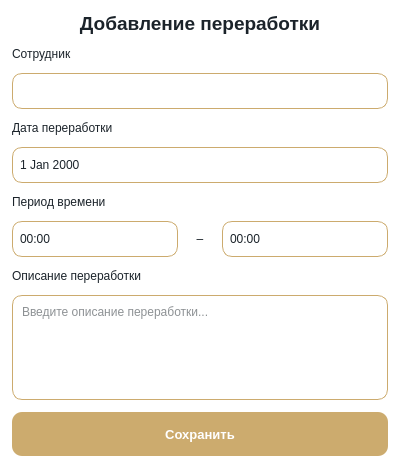
Old version of the form client/ui/profile/overtime/overtime_dialog.ui in the repository lerakaplich/Documents.
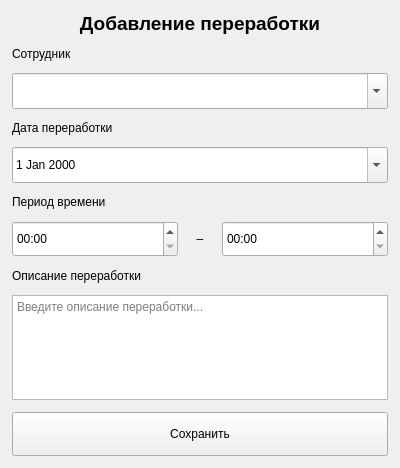
New version of the form. Icons and pictures are not drawn.

Diff of the .ui file:
```diff
--- a/client/ui/profile/overtime/overtime_dialog.ui
+++ b/client/ui/profile/overtime/overtime_dialog.ui
@@ -28,21 +28,21 @@
   <property name="styleSheet">
    <string notr="true">
 QWidget {
-    background-color: #FFFFFF;
+    background-color: {BG_CARD};
 }
 QLabel {
-    color: #1B232A;
+    color: {TEXT_PRIMARY};
 }
-QLabel[bold=&quot;true&quot;] {
+QLabel[bold="true"] {
     font-weight: bold;
-    color: #1B232A;
+    color: {TEXT_PRIMARY};
 }
 QComboBox, QTextEdit, QDateEdit, QTimeEdit, QTextBrowser {
     border-radius: 10px;
-    border: 1px solid #CCAB6E;
+    border: 1px solid {ACCENT_PRIMARY};
     padding: 5px;
-    background-color: white;
-    color: #1B232A;
+    background-color: {BG_INPUT};
+    color: {TEXT_PRIMARY};
 }
 QComboBox:hover, QTextEdit:hover, QDateEdit:hover, QTimeEdit:hover, QTextBrowser:hover {
     border: 1px solid #998664;
@@ -51,31 +51,24 @@
     border: 2px solid #CCAB6E;
 }
 
-/* Стили для выпадающего контейнера QComboBox */
 QComboBox::drop-down {
     subcontrol-origin: padding;
     subcontrol-position: top right;
     width: 30px;
     border: none;
 }
-
-/* Настройки зоны drop-down для QDateEdit и QTimeEdit */
 QDateEdit::drop-down, QTimeEdit::drop-down {
     subcontrol-origin: padding;
     subcontrol-position: top right;
     width: 30px;
     border: none;
 }
-
-/* Иконка календаря вместо стрелочки для QDateEdit */
 QDateEdit::down-arrow {
     image: url(D:/Documents/client/icons/calendar_date.svg);
     width: 18px;
     height: 18px;
     margin-right: 8px;
 }
-
-/* Стрелки для QTimeEdit – вверх и вниз */
 QTimeEdit::up-button, QTimeEdit::down-button {
     width: 30px;
     border: none;
@@ -93,7 +86,6 @@
     height: 16px;
     margin-right: 6px;
 }
-
 QComboBox::down-arrow {
     image: url(D:/Documents/client/icons/down_arrow.svg);
     width: 16px;
@@ -101,321 +93,252 @@
     margin-right: 6px;
 }
 
-/* ===== СТИЛИ ДЛЯ ВЫПАДАЮЩИХ СПИСКОВ QComboBox ===== */
 QComboBox QAbstractItemView {
     border-radius: 6px;
-    background-color: white;
-    color: #1B232A;
+    background-color: {BG_CARD};
+    color: {TEXT_PRIMARY};
     padding: 4px;
     outline: none;
-    border: 1px solid #CCAB6E;
+    border: 1px solid {ACCENT_PRIMARY};
 }
-
 QComboBox QAbstractItemView::item {
     padding: 8px;
-    color: #1B232A;
+    color: {TEXT_PRIMARY};
     border: none;
     outline: none;
 }
-
 QComboBox QAbstractItemView::item:hover {
-    background-color: #e3f2fd;
-    color: #1B232A;
+    background-color: {ACCENT_SELECTION_BG};
+    color: {TEXT_PRIMARY};
 }
-
 QComboBox QAbstractItemView::item:selected {
-    background-color: #e3f2fd;
-    color: #1B232A;
+    background-color: {ACCENT_SELECTION_BG};
+    color: {TEXT_PRIMARY};
 }
-
 QComboBox QAbstractItemView::item:focus {
     outline: none;
     border: none;
 }
 
-/* ===== СТИЛИ ДЛЯ КАЛЕНДАРЯ QCalendarWidget ===== */
+/* ===== Календарь ===== */
 QCalendarWidget {
-    background-color: white;
+    background-color: {BG_CARD};
     border-radius: 8px;
-    border: 1px solid #CCAB6E;
+    border: 1px solid {ACCENT_PRIMARY};
 }
-
-/* Месяц/год - белый фон, черный текст */
 QCalendarWidget QWidget#qt_calendar_navigationbar {
-    background-color: white;
-    color: #1B232A;
+    background-color: {BG_CARD};
+    color: {TEXT_PRIMARY};
     border-radius: 8px 8px 0 0;
 }
-
-/* Контейнер навигации */
 QCalendarWidget QWidget {
-    background-color: white;
-    color: #1B232A;
+    background-color: {BG_CARD};
+    color: {TEXT_PRIMARY};
 }
-
-/* Кнопки навигации (стрелки) - черные, без фона */
 QCalendarWidget QToolButton#qt_calendar_prevmonth,
 QCalendarWidget QToolButton#qt_calendar_nextmonth {
     background-color: transparent;
-    color: #1B232A;
+    color: {TEXT_PRIMARY};
     border: none;
     border-radius: 4px;
     padding: 4px 8px;
     font-size: 16px;
     font-weight: bold;
 }
-
 QCalendarWidget QToolButton#qt_calendar_prevmonth:hover,
 QCalendarWidget QToolButton#qt_calendar_nextmonth:hover {
     background-color: #e3f2fd;
 }
-
 QCalendarWidget QToolButton#qt_calendar_prevmonth:pressed,
 QCalendarWidget QToolButton#qt_calendar_nextmonth:pressed {
     background-color: #d0d0d0;
 }
-
-/* Кнопка с месяцем (для выбора месяца) */
 QCalendarWidget QToolButton#qt_calendar_monthbutton {
-    background-color: white;
-    color: #1B232A;
+    background-color: {BG_CARD};
+    color: {TEXT_PRIMARY};
     border: none;
     border-radius: 4px;
     padding: 4px 12px;
     font-weight: bold;
 }
-
 QCalendarWidget QToolButton#qt_calendar_monthbutton:hover {
     background-color: #e3f2fd;
 }
-
-/* Кнопка с годом (для выбора года) */
 QCalendarWidget QToolButton#qt_calendar_yearbutton {
-    background-color: white;
-    color: #1B232A;
+    background-color: {BG_CARD};
+    color: {TEXT_PRIMARY};
     border: none;
     border-radius: 4px;
     padding: 4px 12px;
     font-weight: bold;
 }
-
 QCalendarWidget QToolButton#qt_calendar_yearbutton:hover {
     background-color: #e3f2fd;
 }
-
-/* Меню выбора месяца/года */
 QCalendarWidget QMenu {
-    background-color: white;
-    border: 1px solid #CCAB6E;
+    background-color: {BG_CARD};
+    border: 1px solid {ACCENT_PRIMARY};
     border-radius: 6px;
-    color: #1B232A;
+    color: {TEXT_PRIMARY};
 }
-
 QCalendarWidget QMenu::item {
     padding: 6px 20px;
     border-radius: 4px;
 }
-
 QCalendarWidget QMenu::item:selected {
-    background-color: #e3f2fd;
-    color: #1B232A;
+    background-color: {ACCENT_SELECTION_BG};
+    color: {TEXT_PRIMARY};
 }
-
-/* Дни недели (шапка) - золотой фон, белый текст */
 QCalendarWidget QWidget#qt_calendar_weekday {
-    color: white;
+    color: {TEXT_ON_ACCENT};
     font-weight: bold;
-    background-color: #CCAB6E;
+    background-color: {ACCENT_PRIMARY};
     padding: 4px;
 }
-
-/* Ячейки дней */
 QCalendarWidget QToolButton#qt_calendar_day {
     border: none;
     border-radius: 4px;
     padding: 4px;
-    color: #1B232A;
+    color: {TEXT_PRIMARY};
     background-color: transparent;
 }
-
 QCalendarWidget QToolButton#qt_calendar_day:hover {
-    background-color: #e3f2fd;
-    color: #1B232A;
+    background-color: {ACCENT_SELECTION_BG};
+    color: {TEXT_PRIMARY};
 }
-
-/* Выбранная дата - золотой фон, белый текст */
 QCalendarWidget QToolButton#qt_calendar_day:checked {
-    background-color: #CCAB6E;
-    color: white;
+    background-color: {ACCENT_PRIMARY};
+    color: {TEXT_ON_ACCENT};
     border-radius: 4px;
 }
-
 QCalendarWidget QToolButton#qt_calendar_day:checked:hover {
     background-color: #998664;
 }
-
-/* Дни других месяцев - серый текст */
 QCalendarWidget QToolButton#qt_calendar_day:disabled {
-    color: #B0B0B0;
+    color: {TEXT_DISABLED};
 }
-
-/* Сегодняшняя дата - красный фон, белый текст */
-QCalendarWidget QToolButton#qt_calendar_day[property=&quot;isToday&quot;] {
-    background-color: #D22730;
-    color: white;
+QCalendarWidget QToolButton#qt_calendar_day[property="isToday"] {
+    background-color: {ACCENT_DANGER};
+    color: {TEXT_ON_ACCENT};
     border-radius: 4px;
 }
-
-QCalendarWidget QToolButton#qt_calendar_day[property=&quot;isToday&quot;]:hover {
-    background-color: #862633;
+QCalendarWidget QToolButton#qt_calendar_day[property="isToday"]:hover {
+    background-color: {ACCENT_DANGER_HOVER};
 }
-
-QCalendarWidget QToolButton#qt_calendar_day[property=&quot;isToday&quot;]:pressed {
-    background-color: #6a1e29;
+QCalendarWidget QToolButton#qt_calendar_day[property="isToday"]:pressed {
+    background-color: {ACCENT_DANGER_PRESSED};
 }
-
-/* Если сегодняшняя дата выбрана - приоритет у выбранной */
-QCalendarWidget QToolButton#qt_calendar_day[property=&quot;isToday&quot;]:checked {
-    background-color: #CCAB6E;
-    color: white;
+QCalendarWidget QToolButton#qt_calendar_day[property="isToday"]:checked {
+    background-color: {ACCENT_PRIMARY};
+    color: {TEXT_ON_ACCENT};
 }
-
-QCalendarWidget QToolButton#qt_calendar_day[property=&quot;isToday&quot;]:checked:hover {
-    background-color: #998664;
+QCalendarWidget QToolButton#qt_calendar_day[property="isToday"]:checked:hover {
+    background-color: {ACCENT_HOVER_SOFT};
 }
 
-/* ===== СТИЛИ ДЛЯ КАЛЕНДАРЯ В QDateEdit (попап) ===== */
+/* ===== Календарь в QDateEdit (попап) ===== */
 QDateEdit QCalendarWidget {
-    background-color: white;
+    background-color: {BG_CARD};
     border-radius: 8px;
-    border: 1px solid #CCAB6E;
+    border: 1px solid {ACCENT_PRIMARY};
 }
-
-/* Навигационная панель в попапе */
 QDateEdit QCalendarWidget QWidget#qt_calendar_navigationbar {
-    background-color: white;
-    color: #1B232A;
+    background-color: {BG_CARD};
+    color: {TEXT_PRIMARY};
     border-radius: 8px 8px 0 0;
 }
-
 QDateEdit QCalendarWidget QWidget {
-    background-color: white;
-    color: #1B232A;
+    background-color: {BG_CARD};
+    color: {TEXT_PRIMARY};
 }
-
-/* Стрелки навигации в попапе */
 QDateEdit QCalendarWidget QToolButton#qt_calendar_prevmonth,
 QDateEdit QCalendarWidget QToolButton#qt_calendar_nextmonth {
     background-color: transparent;
-    color: #1B232A;
+    color: {TEXT_PRIMARY};
     border: none;
     border-radius: 4px;
     padding: 4px 8px;
     font-size: 16px;
     font-weight: bold;
 }
-
 QDateEdit QCalendarWidget QToolButton#qt_calendar_prevmonth:hover,
 QDateEdit QCalendarWidget QToolButton#qt_calendar_nextmonth:hover {
     background-color: #e3f2fd;
 }
-
-/* Кнопка месяца в попапе */
 QDateEdit QCalendarWidget QToolButton#qt_calendar_monthbutton {
-    background-color: white;
-    color: #1B232A;
+    background-color: {BG_CARD};
+    color: {TEXT_PRIMARY};
     border: none;
     border-radius: 4px;
     padding: 4px 12px;
     font-weight: bold;
 }
-
 QDateEdit QCalendarWidget QToolButton#qt_calendar_monthbutton:hover {
     background-color: #e3f2fd;
 }
-
-/* Кнопка года в попапе */
 QDateEdit QCalendarWidget QToolButton#qt_calendar_yearbutton {
-    background-color: white;
-    color: #1B232A;
+    background-color: {BG_CARD};
+    color: {TEXT_PRIMARY};
     border: none;
     border-radius: 4px;
     padding: 4px 12px;
     font-weight: bold;
 }
-
 QDateEdit QCalendarWidget QToolButton#qt_calendar_yearbutton:hover {
     background-color: #e3f2fd;
 }
-
-/* Дни недели в попапе - золотой фон, белый текст */
 QDateEdit QCalendarWidget QWidget#qt_calendar_weekday {
-    color: white;
+    color: {TEXT_ON_ACCENT};
     font-weight: bold;
-    background-color: #CCAB6E;
+    background-color: {ACCENT_PRIMARY};
     padding: 4px;
 }
-
-/* Ячейки дней в попапе */
 QDateEdit QCalendarWidget QToolButton#qt_calendar_day {
     border: none;
     border-radius: 4px;
     padding: 4px;
-    color: #1B232A;
+    color: {TEXT_PRIMARY};
     background-color: transparent;
 }
-
 QDateEdit QCalendarWidget QToolButton#qt_calendar_day:hover {
-    background-color: #e3f2fd;
-    color: #1B232A;
+    background-color: {ACCENT_SELECTION_BG};
+    color: {TEXT_PRIMARY};
 }
-
-/* Выбранная дата в попапе */
 QDateEdit QCalendarWidget QToolButton#qt_calendar_day:checked {
-    background-color: #CCAB6E;
-    color: white;
+    background-color: {ACCENT_PRIMARY};
+    color: {TEXT_ON_ACCENT};
     border-radius: 4px;
 }
-
 QDateEdit QCalendarWidget QToolButton#qt_calendar_day:checked:hover {
     background-color: #998664;
 }
-
-/* Дни других месяцев в попапе */
 QDateEdit QCalendarWidget QToolButton#qt_calendar_day:disabled {
-    color: #B0B0B0;
+    color: {TEXT_DISABLED};
 }
-
-/* Сегодняшняя дата в попапе - красный фон, белый текст */
-QDateEdit QCalendarWidget QToolButton#qt_calendar_day[property=&quot;isToday&quot;] {
-    background-color: #D22730;
-    color: white;
+QDateEdit QCalendarWidget QToolButton#qt_calendar_day[property="isToday"] {
+    background-color: {ACCENT_DANGER};
+    color: {TEXT_ON_ACCENT};
     border-radius: 4px;
 }
-
-QDateEdit QCalendarWidget QToolButton#qt_calendar_day[property=&quot;isToday&quot;]:hover {
-    background-color: #862633;
+QDateEdit QCalendarWidget QToolButton#qt_calendar_day[property="isToday"]:hover {
+    background-color: {ACCENT_DANGER_HOVER};
 }
-
-QDateEdit QCalendarWidget QToolButton#qt_calendar_day[property=&quot;isToday&quot;]:pressed {
-    background-color: #6a1e29;
+QDateEdit QCalendarWidget QToolButton#qt_calendar_day[property="isToday"]:pressed {
+    background-color: {ACCENT_DANGER_PRESSED};
 }
-
-/* Если сегодняшняя дата выбрана в попапе - приоритет у выбранной */
-QDateEdit QCalendarWidget QToolButton#qt_calendar_day[property=&quot;isToday&quot;]:checked {
-    background-color: #CCAB6E;
-    color: white;
+QDateEdit QCalendarWidget QToolButton#qt_calendar_day[property="isToday"]:checked {
+    background-color: {ACCENT_PRIMARY};
+    color: {TEXT_ON_ACCENT};
 }
-
-QDateEdit QCalendarWidget QToolButton#qt_calendar_day[property=&quot;isToday&quot;]:checked:hover {
-    background-color: #998664;
+QDateEdit QCalendarWidget QToolButton#qt_calendar_day[property="isToday"]:checked:hover {
+    background-color: {ACCENT_HOVER_SOFT};
 }
 
-/* ===== СТИЛИ ДЛЯ КНОПОК ===== */
+/* ===== Кнопки ===== */
 QPushButton {
     border-radius: 10px;
-    background-color: #CCAB6E;
-    color: white;
+    background-color: {ACCENT_PRIMARY};
+    color: {TEXT_ON_ACCENT};
     border: none;
     font-weight: bold;
     font-size: 13px;
@@ -428,8 +351,8 @@
     background-color: #7A6A50;
 }
 QPushButton#btnCancel {
-    background-color: #e0e0e0;
-    color: #1B232A;
+    background-color: {BG_PRESSED_LIGHT};
+    color: {TEXT_PRIMARY};
 }
 QPushButton#btnCancel:hover {
     background-color: #d0d0d0;
@@ -464,7 +387,7 @@
       </font>
      </property>
      <property name="styleSheet">
-      <string notr="true">color: #1B232A; font-weight: bold;</string>
+      <string notr="true">color: {TEXT_PRIMARY}; font-weight: bold;</string>
      </property>
      <property name="text">
       <string>Добавление переработки</string>
@@ -477,7 +400,7 @@
    <item>
     <widget class="QLabel" name="labelEmployee">
      <property name="styleSheet">
-      <string notr="true">color: #1B232A;</string>
+      <string notr="true">color: {TEXT_PRIMARY};</string>
      </property>
      <property name="text">
       <string>Сотрудник</string>
@@ -515,7 +438,7 @@
    <item>
     <widget class="QLabel" name="labelDate">
      <property name="styleSheet">
-      <string notr="true">color: #1B232A;</string>
+      <string notr="true">color: {TEXT_PRIMARY};</string>
      </property>
      <property name="text">
       <string>Дата переработки</string>
@@ -550,7 +473,7 @@
    <item>
     <widget class="QLabel" name="labelTime">
      <property name="styleSheet">
-      <string notr="true">color: #1B232A;</string>
+      <string notr="true">color: {TEXT_PRIMARY};</string>
      </property>
      <property name="text">
       <string>Период времени</string>
@@ -636,7 +559,7 @@
    <item>
     <widget class="QLabel" name="labelDescription">
      <property name="styleSheet">
-      <string notr="true">color: #1B232A;</string>
+      <string notr="true">color: {TEXT_PRIMARY};</string>
      </property>
      <property name="text">
       <string>Описание переработки</string>
```
Left out of the diff: 38 changed lines with no effect on the pictures.
